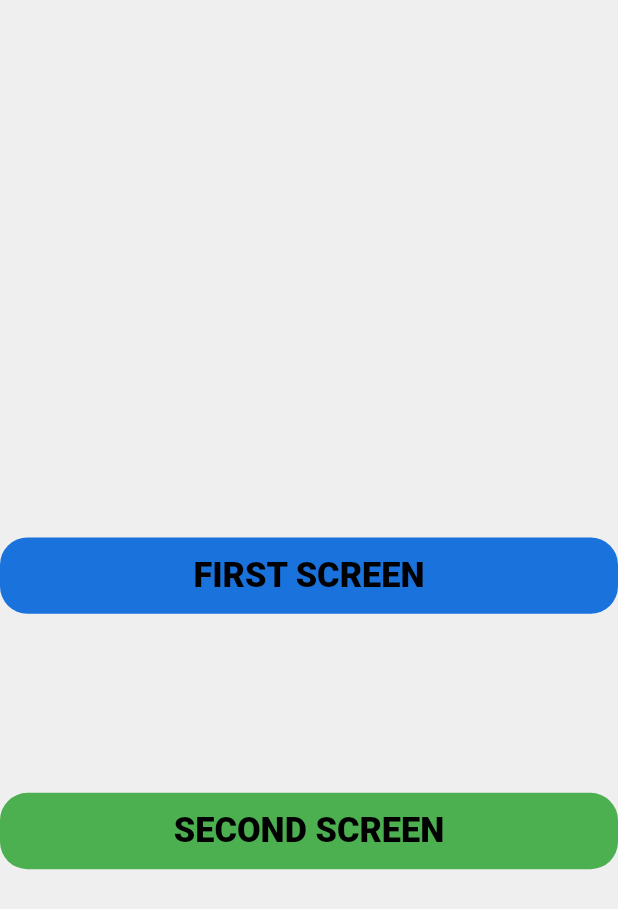
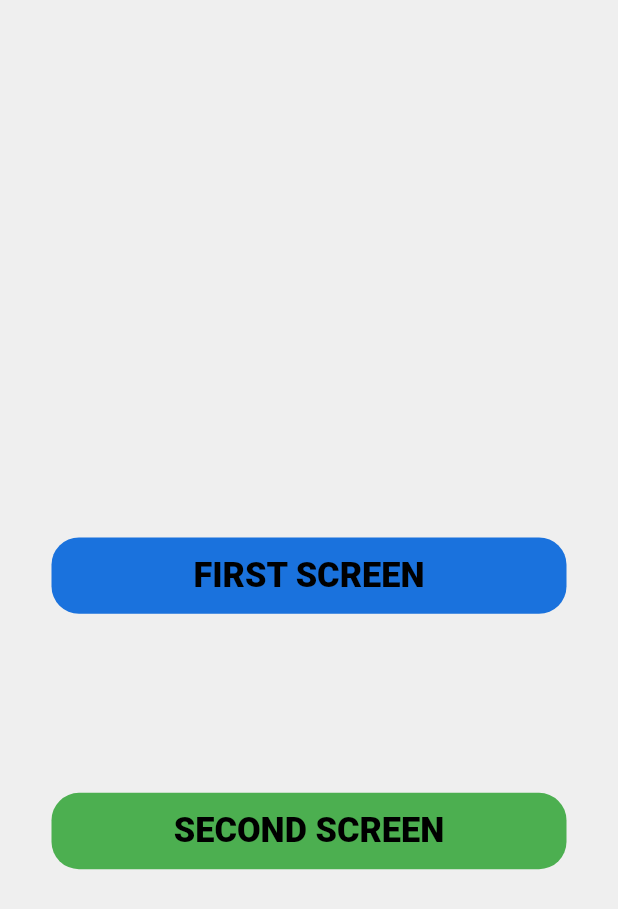
Before and after one commit to Yorq1nnur/najot_talim_nt, a Flutter app: the screen it shows after launch, on a phone screen of 412 x 824 dp. Shown: the top 909 px of the screen. Run offline on Flutter 3.47's test engine with Material 3 defaults, Android fonts, the phone set to English and light mode, and no system bars; drawn by our look-alikes of zoom_tap_animation; our stand-ins replace flutter_screenutil, flutter_svg.

```diff
--- a/lib/screens/helper_screen/helper_screen.dart
+++ b/lib/screens/helper_screen/helper_screen.dart
@@ -31,6 +31,10 @@ class _HelperScreenState extends State<HelperScreen> {
           0xFFEFEFEF,
         ),
         body: Center(
+          child: Padding(
+            padding: EdgeInsets.symmetric(
+              horizontal: 30.w,
+            ),
             child: Column(
               crossAxisAlignment: CrossAxisAlignment.center,
               children: [
@@ -108,6 +112,7 @@ class _HelperScreenState extends State<HelperScreen> {
             ),
           ),
         ),
+      ),
     );
   }
 }
```
Lines whose indentation alone changed are shown as unchanged.
